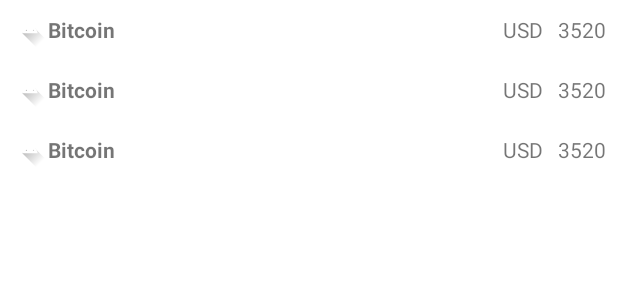
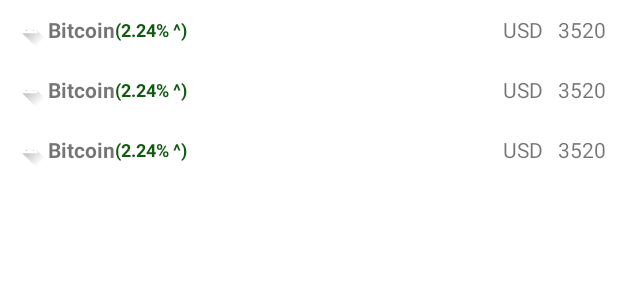
Before and after one commit to elicasama/cripto-visor, an Android app: the layout activity_main.xml on its own in the app's theme, with its tools: preview values and no code run, on a phone screen of 412 x 824 dp. Shown: the top 300 px of the screen. Run offline under Robolectric (Android 15) with nearby library versions, the phone set to English and light mode, and no system bars.

Commit message:
Se agrega el % de variriacion en las ultimas horas

```diff
--- a/app/src/main/res/layout/item_moneda.xml
+++ b/app/src/main/res/layout/item_moneda.xml
@@ -17,12 +17,23 @@
 
     <TextView
         android:id="@+id/etiqueta_nombre"
-        android:layout_width="0dp"
-        android:layout_weight="1"
+        android:layout_width="wrap_content"
         android:layout_height="wrap_content"
         android:textStyle="bold"
         tools:text="Bitcoin"
         />
+
+    <TextView
+        android:id="@+id/etiqueta_variacion"
+        android:layout_width="wrap_content"
+        android:layout_weight="1"
+        android:layout_height="wrap_content"
+        android:textStyle="bold"
+        android:textSize="12sp"
+        tools:textColor="@color/alza"
+        tools:text="(2.24% ^)"
+        />
+
 
     <TextView
         android:layout_width="wrap_content"
--- a/app/src/main/res/values/colors.xml
+++ b/app/src/main/res/values/colors.xml
@@ -7,4 +7,7 @@
     <color name="teal_700">#FF018786</color>
     <color name="black">#FF000000</color>
     <color name="white">#FFFFFFFF</color>
+
+    <color name="alza">#125A12</color>
+    <color name="baja">#832E2E</color>
 </resources>
```
Also changed, not shown: app/src/main/java/com/example/visor/activities/MainActivity.kt (+8 -3 lines), app/src/main/java/com/example/visor/models/Moneda.kt (+7 -1 lines).
